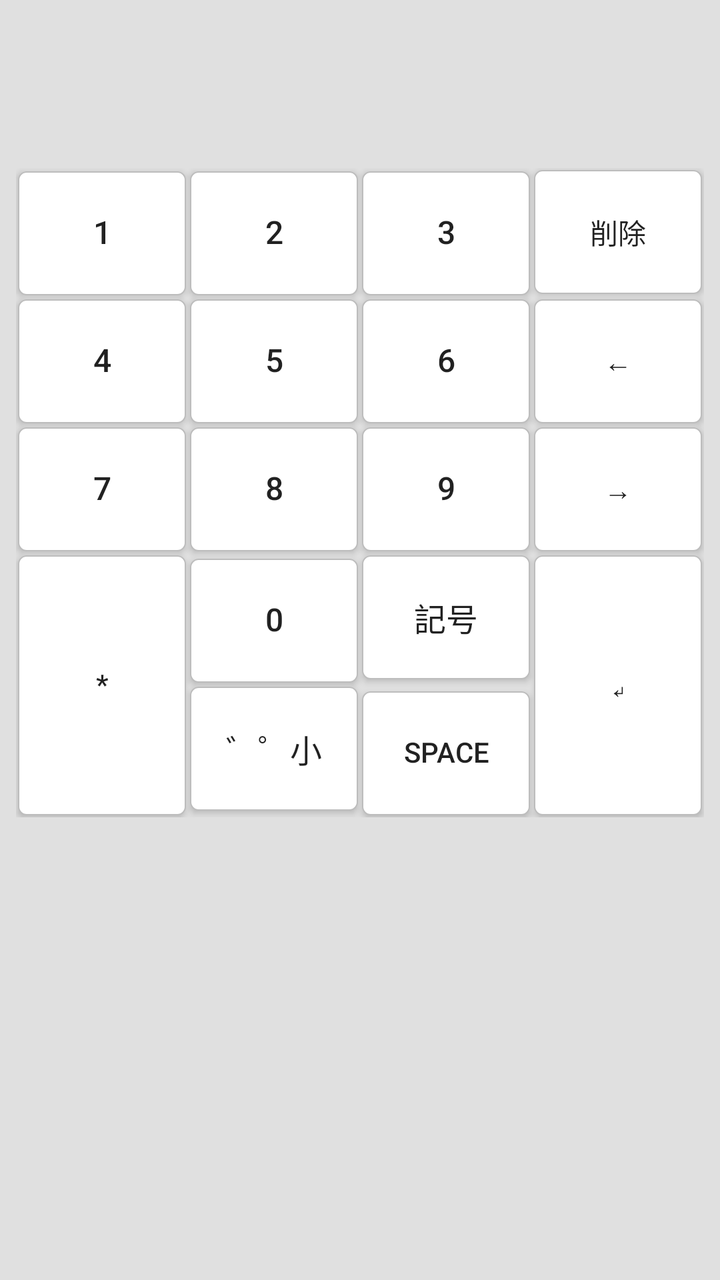
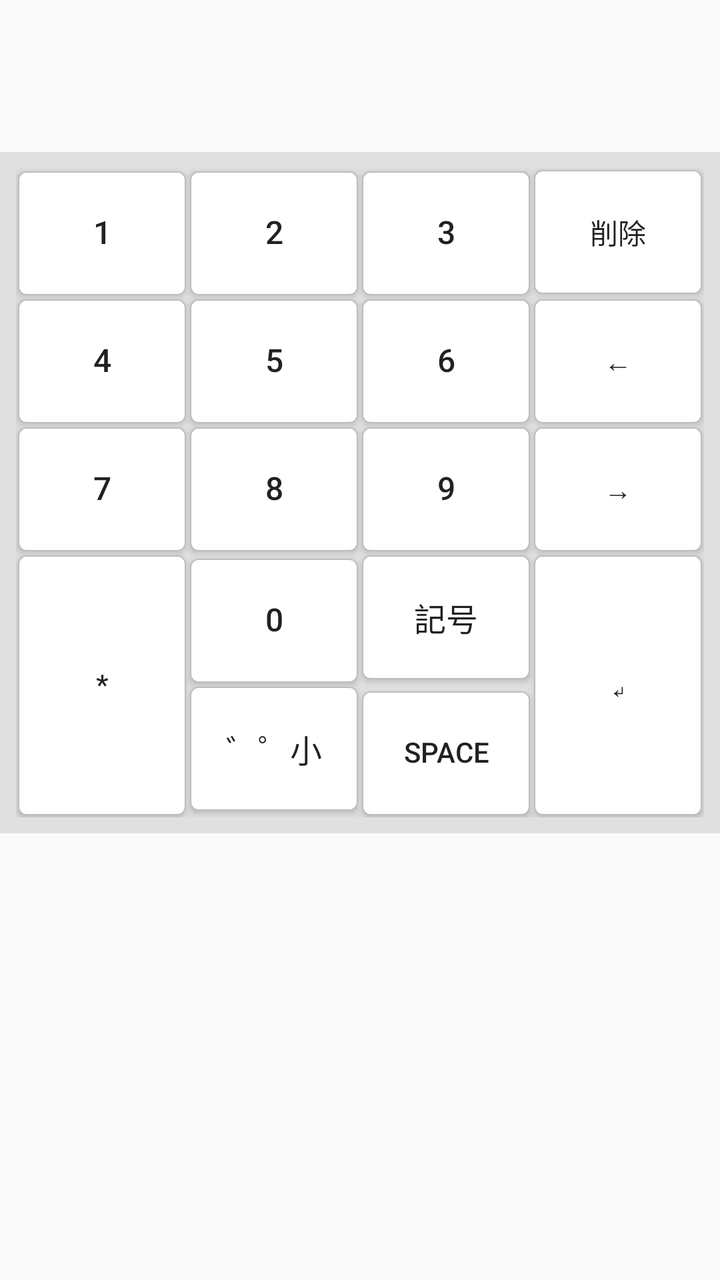

Before-and-after screenshots of an Android layout around one commit, followed by the original layout XML and the change that was made.
<!-- AndroidManifest.xml: application theme Theme.TwoTouchKeyboard -->
<!-- res/layout/keyboard_view.xml -->
<?xml version="1.0" encoding="utf-8"?>
<LinearLayout xmlns:android="http://schemas.android.com/apk/res/android"
    android:layout_width="match_parent"
    android:layout_height="wrap_content"
    android:background="@color/keyboard_background"
    android:orientation="vertical"
    android:padding="@dimen/keyboard_outer_padding">

    
    <LinearLayout
        android:id="@+id/candidate_bar_slot"
        android:layout_width="match_parent"
        android:layout_height="wrap_content"
        android:layout_marginBottom="@dimen/candidate_bar_margin_bottom"
        android:background="@android:color/transparent"
        android:orientation="vertical">

        <TextView
            android:id="@+id/conversion_hint"
            android:layout_width="match_parent"
            android:layout_height="@dimen/conversion_hint_height"
            android:ellipsize="end"
            android:gravity="center_vertical"
            android:includeFontPadding="false"
            android:maxLines="1"
            android:paddingHorizontal="8dp"
            android:textColor="@color/candidate_text"
            android:textSize="13sp"
            android:visibility="invisible" />

        <HorizontalScrollView
            android:id="@+id/candidate_scroll"
            android:layout_width="match_parent"
            android:layout_height="@dimen/candidate_bar_height"
            android:background="@android:color/transparent"
            android:fillViewport="true"
            android:scrollbars="none">

            <LinearLayout
                android:id="@+id/candidate_container"
                android:layout_width="wrap_content"
                android:layout_height="match_parent"
                android:gravity="center_vertical"
                android:orientation="horizontal" />

        </HorizontalScrollView>

    </LinearLayout>

    <ViewFlipper
        android:id="@+id/keyboard_flipper"
        android:layout_width="match_parent"
        android:layout_height="wrap_content"
        android:measureAllChildren="false">

        <GridLayout
            android:id="@+id/keyboard_grid"
            android:layout_width="match_parent"
            android:layout_height="wrap_content"
            android:columnCount="4"
            android:rowCount="5"
            android:useDefaultMargins="false">

            <Button
                android:id="@+id/key_1"
                style="@style/KeyboardKey"
                android:layout_column="0"
                android:layout_row="0"
                android:text="1" />

            <Button
                android:id="@+id/key_2"
                style="@style/KeyboardKey"
                android:layout_column="1"
                android:layout_row="0"
                android:text="2" />

            <Button
                android:id="@+id/key_3"
                style="@style/KeyboardKey"
                android:layout_column="2"
                android:layout_row="0"
                android:text="3" />

            <Button
                android:id="@+id/key_delete"
                style="@style/KeyboardFunctionKey"
                android:layout_column="3"
                android:layout_row="0"
                android:text="@string/key_delete" />

            <Button
                android:id="@+id/key_4"
                style="@style/KeyboardKey"
                android:layout_column="0"
                android:layout_row="1"
                android:text="4" />

            <Button
                android:id="@+id/key_5"
                style="@style/KeyboardKey"
                android:layout_column="1"
                android:layout_row="1"
                android:text="5" />

            <Button
                android:id="@+id/key_6"
                style="@style/KeyboardKey"
                android:layout_column="2"
                android:layout_row="1"
                android:text="6" />

            <Button
                android:id="@+id/key_cursor_left"
                style="@style/KeyboardFunctionKey"
                android:layout_column="3"
                android:layout_row="1"
                android:text="@string/key_cursor_left" />

            <Button
                android:id="@+id/key_7"
                style="@style/KeyboardKey"
                android:layout_column="0"
                android:layout_row="2"
                android:text="7" />

            <Button
                android:id="@+id/key_8"
                style="@style/KeyboardKey"
                android:layout_column="1"
                android:layout_row="2"
                android:text="8" />

            <Button
                android:id="@+id/key_9"
                style="@style/KeyboardKey"
                android:layout_column="2"
                android:layout_row="2"
                android:text="9" />

            <Button
                android:id="@+id/key_cursor_right"
                style="@style/KeyboardFunctionKey"
                android:layout_column="3"
                android:layout_row="2"
                android:text="@string/key_cursor_right" />

            <Button
                android:id="@+id/key_star"
                style="@style/KeyboardTallKey"
                android:layout_column="0"
                android:layout_row="3"
                android:layout_rowSpan="2"
                android:text="*" />

            <Button
                android:id="@+id/key_0"
                style="@style/KeyboardKey"
                android:layout_column="1"
                android:layout_row="3"
                android:text="0" />

            <Button
                android:id="@+id/key_hash"
                style="@style/KeyboardKey"
                android:layout_column="2"
                android:layout_row="3"
                android:text="@string/key_symbols" />

            <Button
                android:id="@+id/key_enter"
                style="@style/KeyboardTallKey"
                android:layout_column="3"
                android:layout_row="3"
                android:layout_rowSpan="2"
                android:text="@string/key_enter" />

            <Button
                android:id="@+id/key_text_modifier"
                style="@style/KeyboardKey"
                android:layout_column="1"
                android:layout_row="4"
                android:text="@string/key_text_modifier_kana" />

            <Button
                android:id="@+id/key_space"
                style="@style/KeyboardSpaceKey"
                android:layout_column="2"
                android:layout_row="4"
                android:text="@string/key_space" />

        </GridLayout>

        <include layout="@layout/keyboard_symbol_view" />

    </ViewFlipper>

</LinearLayout>
<!-- res/layout/keyboard_symbol_view.xml (included above) -->
<?xml version="1.0" encoding="utf-8"?>
<GridLayout xmlns:android="http://schemas.android.com/apk/res/android"
    android:id="@+id/symbol_keyboard_grid"
    android:layout_width="match_parent"
    android:layout_height="wrap_content"
    android:columnCount="4"
    android:rowCount="4"
    android:useDefaultMargins="false">

    <Button
        android:id="@+id/symbol_key_comma"
        style="@style/KeyboardKey"
        android:layout_column="0"
        android:layout_row="0"
        android:text="、" />

    <Button
        android:id="@+id/symbol_key_period"
        style="@style/KeyboardKey"
        android:layout_column="1"
        android:layout_row="0"
        android:text="。" />

    <Button
        android:id="@+id/symbol_key_exclamation"
        style="@style/KeyboardKey"
        android:layout_column="2"
        android:layout_row="0"
        android:text="！" />

    <Button
        android:id="@+id/symbol_key_question"
        style="@style/KeyboardKey"
        android:layout_column="3"
        android:layout_row="0"
        android:text="？" />

    <Button
        android:id="@+id/symbol_key_middle_dot"
        style="@style/KeyboardKey"
        android:layout_column="0"
        android:layout_row="1"
        android:text="・" />

    <Button
        android:id="@+id/symbol_key_at"
        style="@style/KeyboardKey"
        android:layout_column="1"
        android:layout_row="1"
        android:text="@" />

    <Button
        android:id="@+id/symbol_key_hash"
        style="@style/KeyboardKey"
        android:layout_column="2"
        android:layout_row="1"
        android:text="#" />

    <Button
        android:id="@+id/symbol_key_ampersand"
        style="@style/KeyboardKey"
        android:layout_column="3"
        android:layout_row="1"
        android:text="&amp;" />

    <Button
        android:id="@+id/symbol_key_asterisk"
        style="@style/KeyboardKey"
        android:layout_column="0"
        android:layout_row="2"
        android:text="*" />

    <Button
        android:id="@+id/symbol_key_hyphen"
        style="@style/KeyboardKey"
        android:layout_column="1"
        android:layout_row="2"
        android:text="-" />

    <Button
        android:id="@+id/symbol_key_underscore"
        style="@style/KeyboardKey"
        android:layout_column="2"
        android:layout_row="2"
        android:text="_" />

    <Button
        android:id="@+id/symbol_key_plus"
        style="@style/KeyboardKey"
        android:layout_column="3"
        android:layout_row="2"
        android:text="+" />

    <Button
        android:id="@+id/symbol_key_equals"
        style="@style/KeyboardKey"
        android:layout_column="0"
        android:layout_row="3"
        android:text="=" />

    <Button
        android:id="@+id/symbol_key_slash"
        style="@style/KeyboardKey"
        android:layout_column="1"
        android:layout_row="3"
        android:text="/" />

    <Button
        android:id="@+id/symbol_key_colon"
        style="@style/KeyboardKey"
        android:layout_column="2"
        android:layout_row="3"
        android:text=":" />

    <Button
        android:id="@+id/symbol_key_close"
        style="@style/KeyboardFunctionKey"
        android:layout_column="3"
        android:layout_row="3"
        android:text="@string/key_symbol_close" />

</GridLayout>
<!-- resources referenced by this layout -->
<resources>
  <color name="candidate_text">#212121</color>
  <color name="keyboard_background">#E0E0E0</color>
  <dimen name="candidate_bar_height">48dp</dimen>
  <dimen name="candidate_bar_margin_bottom">8dp</dimen>
  <dimen name="conversion_hint_height">20sp</dimen>
  <dimen name="keyboard_outer_padding">8dp</dimen>
  <string name="key_cursor_left">←</string>
  <string name="key_cursor_right">→</string>
  <string name="key_delete">削除</string>
  <string name="key_enter">↵</string>
  <string name="key_space">Space</string>
  <string name="key_symbol_close">閉じる</string>
  <string name="key_symbols">記号</string>
  <string name="key_text_modifier_kana">゛゜小</string>
  <style name="KeyboardFunctionKey" parent="KeyboardKey">
          <item name="android:textSize">14sp</item>
      </style>
  <style name="KeyboardKey">
          <item name="android:background">@drawable/key_background</item>
          <item name="android:layout_width">0dp</item>
          <item name="android:layout_height">@dimen/keyboard_key_height</item>
          <item name="android:layout_columnWeight">1</item>
          <item name="android:layout_gravity">fill_horizontal</item>
          <item name="android:layout_margin">@dimen/keyboard_key_margin</item>
          <item name="android:minHeight">0dp</item>
          <item name="android:minWidth">0dp</item>
          <item name="android:paddingLeft">0dp</item>
          <item name="android:paddingRight">0dp</item>
          <item name="android:paddingTop">0dp</item>
          <item name="android:paddingBottom">0dp</item>
          <item name="android:includeFontPadding">false</item>
          <item name="android:textSize">16sp</item>
      </style>
  <style name="KeyboardSpaceKey" parent="KeyboardKey">
          <item name="android:layout_height">@dimen/keyboard_key_height</item>
          <item name="android:textSize">14sp</item>
      </style>
  <style name="KeyboardTallKey" parent="KeyboardFunctionKey">
          <item name="android:layout_height">@dimen/keyboard_tall_key_height</item>
          <item name="android:layout_gravity">fill</item>
      </style>
  <style name="Theme.TwoTouchKeyboard" parent="android:Theme.Material.Light.NoActionBar" />
  <!-- drawable key_background (drawable) -->
  <?xml version="1.0" encoding="utf-8"?>
  <selector xmlns:android="http://schemas.android.com/apk/res/android">
      <item android:state_pressed="true">
          <shape android:shape="rectangle">
              <solid android:color="@color/key_pressed_background" />
              <stroke
                  android:width="@dimen/keyboard_key_stroke_width"
                  android:color="@color/key_border" />
              <corners android:radius="4dp" />
          </shape>
      </item>
      <item>
          <shape android:shape="rectangle">
              <solid android:color="@color/key_background" />
              <stroke
                  android:width="@dimen/keyboard_key_stroke_width"
                  android:color="@color/key_border" />
              <corners android:radius="4dp" />
          </shape>
      </item>
  </selector>
  <dimen name="keyboard_key_height">62dp</dimen>
  <dimen name="keyboard_key_margin">1dp</dimen>
  <dimen name="keyboard_tall_key_height">126dp</dimen>
  <color name="key_pressed_background">#BDBDBD</color>
  <dimen name="keyboard_key_stroke_width">0.5dp</dimen>
  <color name="key_border">#BDBDBD</color>
  <color name="key_background">#FFFFFF</color>
</resources>

<!-- the commit's change to res/layout/keyboard_view.xml (unified diff, before → after) -->
@@ -2,9 +2,8 @@
 <LinearLayout xmlns:android="http://schemas.android.com/apk/res/android"
     android:layout_width="match_parent"
     android:layout_height="wrap_content"
-    android:background="@color/keyboard_background"
-    android:orientation="vertical"
-    android:padding="@dimen/keyboard_outer_padding">
+    android:background="@android:color/transparent"
+    android:orientation="vertical">
 
     
     <LinearLayout
@@ -26,6 +25,10 @@
             android:paddingHorizontal="8dp"
             android:textColor="@color/candidate_text"
             android:textSize="13sp"
+            android:shadowColor="#80000000"
+            android:shadowDx="0"
+            android:shadowDy="1"
+            android:shadowRadius="2"
             android:visibility="invisible" />
 
         <HorizontalScrollView
@@ -47,11 +50,19 @@
 
     </LinearLayout>
 
-    <ViewFlipper
-        android:id="@+id/keyboard_flipper"
+    <LinearLayout
+        android:id="@+id/keyboard_panel"
         android:layout_width="match_parent"
         android:layout_height="wrap_content"
-        android:measureAllChildren="false">
+        android:background="@color/keyboard_background"
+        android:orientation="vertical"
+        android:padding="@dimen/keyboard_outer_padding">
+
+        <ViewFlipper
+            android:id="@+id/keyboard_flipper"
+            android:layout_width="match_parent"
+            android:layout_height="wrap_content"
+            android:measureAllChildren="false">
 
         <GridLayout
             android:id="@+id/keyboard_grid"
@@ -193,7 +204,9 @@
 
         <include layout="@layout/keyboard_symbol_view" />
 
-    </ViewFlipper>
+        </ViewFlipper>
+
+    </LinearLayout>
 
 </LinearLayout>
 <!-- res/layout/keyboard_symbol_view.xml (included above) -->
